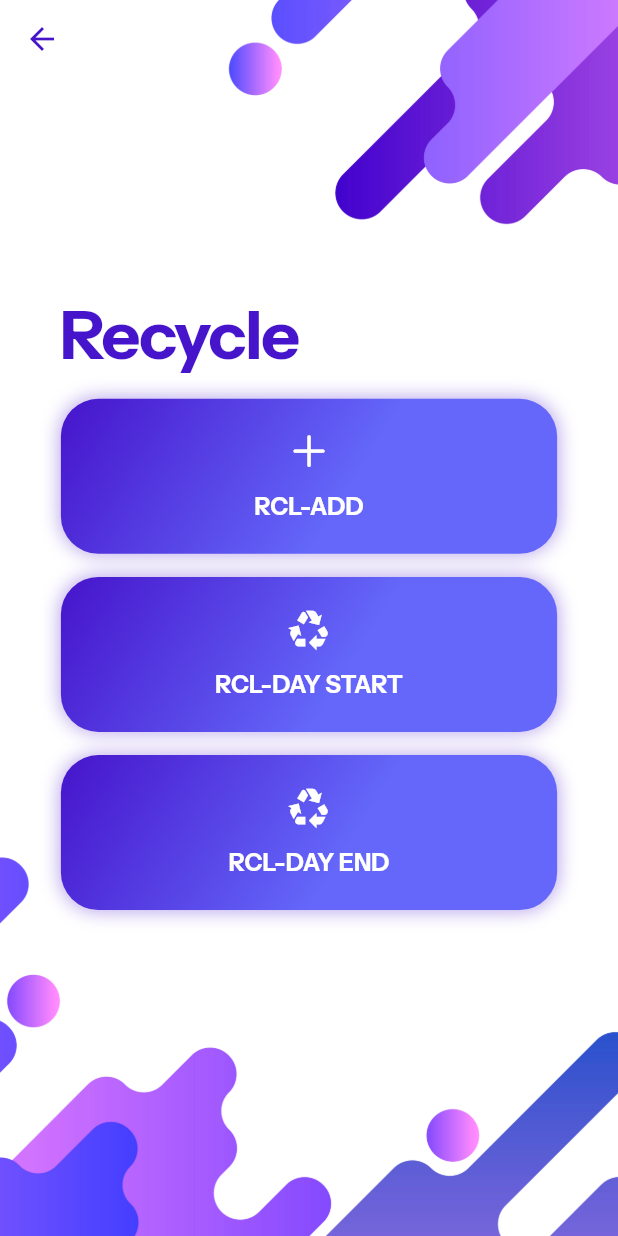
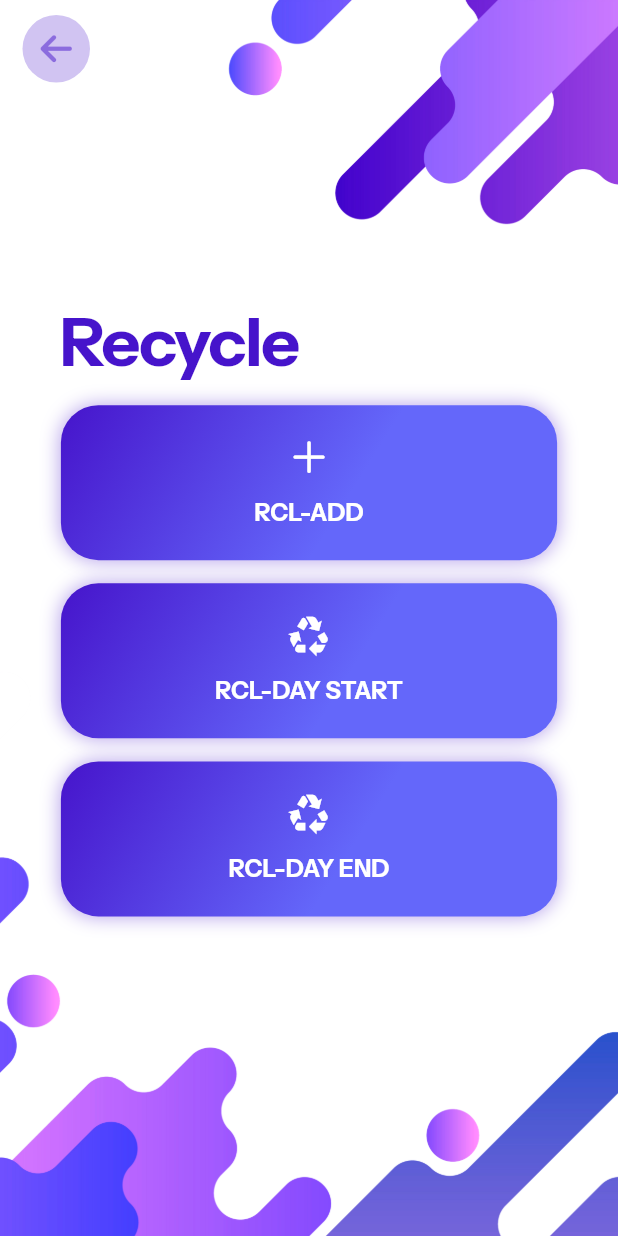
Before and after one commit to ananthuvs2000/dthexports, a Flutter app: the RecyclePage screen opened directly, on a phone screen of 412 x 824 dp. Run offline on Flutter 3.47's test engine with Material 2 defaults, Android fonts, the phone set to English and light mode, and no system bars; our stand-ins replace flutter_screenutil, font_awesome_flutter, get, image_picker; project files that could hold a hidden picture were left out.

```diff
--- a/lib/screens/recycle/recycle_page.dart
+++ b/lib/screens/recycle/recycle_page.dart
@@ -1,6 +1,7 @@
 import 'package:dth/screens/recycle/rcl_day_end_page.dart';
 import 'package:dth/screens/recycle/rcl_day_start_page.dart';
 import 'package:dth/screens/recycle/rcl_add_page.dart';
+import 'package:dth/theme/arrow_back.dart';
 import 'package:dth/theme/colors.dart';
 import 'package:dth/theme/layout.dart';
 import 'package:dth/theme/text_sizing.dart';
@@ -29,6 +30,11 @@ class _ProductionPageState extends State<RecyclePage> {
       child: Scaffold(
         backgroundColor: Colors.transparent,
         appBar: AppBar(
+          leadingWidth: 60,
+          toolbarHeight: 60,
+          leading: ArrowBack(
+            onTap: () => Get.back(),
+          ),
           backgroundColor: Colors.transparent,
           foregroundColor: primaryColor,
         ),
```
